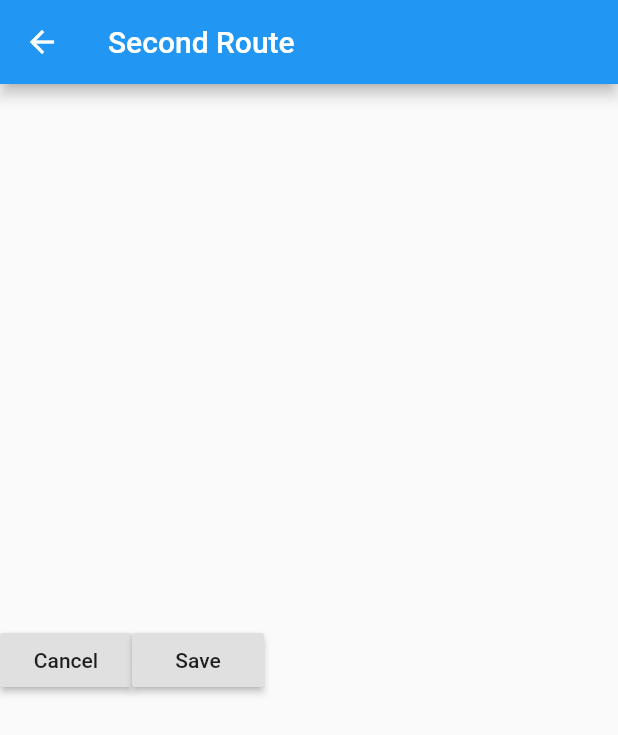
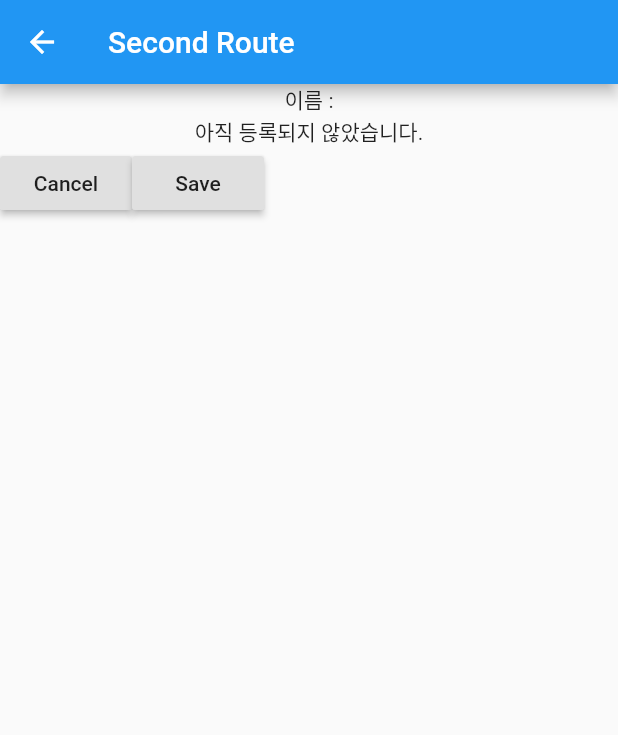
Before and after one commit to ssilb4/password_rule, a Flutter app: the screen it shows after launch, after a tap on the "add" icon, on a phone screen of 412 x 824 dp. Shown: the top 735 px of the screen. Run offline on Flutter 3.47's test engine with Material 2 defaults, Android fonts, the phone set to English and light mode, and no system bars; network calls fail.

Commit message:
Add Detail Screen

```diff
--- a/lib/detail.dart
+++ b/lib/detail.dart
@@ -1,17 +1,111 @@
 import 'package:flutter/widgets.dart';
 import 'package:flutter/material.dart';
+import 'dart:convert' as convert;
+import 'package:http/http.dart' as http;
 
-class Detail extends StatelessWidget {
-  var index = -1;
-  Detail({this.index});
+class Detail extends StatefulWidget {
+  final String keyValue;
+  Detail({@required this.keyValue}) ;
+
+  @override
+  DetailState createState() => DetailState();
+
+}
+
+class DetailState extends State<Detail> {
+
+  var name = "";
+  bool number = false;
+  bool lower = false;
+  bool upper = false;
+  bool special = false;
+  var min = -1;
+  var max = -1;
+  var count = -1;
+  var etc = "";
+
+  void networkGetValue(keyValue) async {
+    try{
+      var url = "http://27.35.61.53:3000/password-rules/" + keyValue; //You should change this url for what you want.
+      var response = await http.get(url);
+      if (response.statusCode == 200) {
+        var result = convert.jsonDecode(convert.utf8.decode(response.bodyBytes));
+        setState((){
+          name = result[0]["name"];
+          number = result[0]["number"];
+          lower = result[0]["lower"];
+          upper = result[0]["upper"];
+          min = result[0]["min"];
+          max = result[0]["max"];
+          count = result[0]["count"];
+          special = result[0]["special"];
+          etc = result[0]["etc"];
+        });
+      } else {
+        print("Request failed with status: ${response.statusCode}.");
+      }
+    } catch(exception){
+      print(exception);
+    }
+  }
+
+  Object boolToString(boolValue){
+    if(boolValue == true){
+      return "허용";
+    } else{
+      return "불가";
+    }
+  }
+
+  String makeSentence(keyValue){
+    var returnValue = '';
+    if(keyValue == null){
+      return '아직 등록되지 않았습니다.';
+    } else{
+      if(number == true){
+        returnValue += '숫자, ';
+      }
+      if(lower == true){
+        returnValue += '영문(소), ';
+      }
+      if(upper == true){
+        returnValue += '영문(대), ';
+      }
+      if(special == true){
+        returnValue += '특수문자, ';
+      }
+      if(count != null && count > 0){
+        returnValue = returnValue.substring(0,returnValue.length-2);
+        returnValue += '중에서 ' + count.toString() + '개를 포함하여야 합니다.';
+      }
+      if(min != null && min > 0){
+        returnValue += '길이는 ' + min.toString() + '이상 ' ;
+      }
+      if(max != null && max > 0){
+        returnValue += max.toString() + '이하입니다.' ;
+      }
+    }
+    return returnValue;
+  }
 
   Widget build(BuildContext context) {
+    if(widget.keyValue != null){
+      networkGetValue(widget.keyValue);
+    }
     return Scaffold(
       appBar: AppBar(
         title: Text("Second Route"),
       ),
       body: Center(
-        child: Row(
+        child: Column(
+          children: [
+            Text(
+              '이름 :' + name
+            ),
+            Text(
+              makeSentence(widget.keyValue)
+            ),
+            Row(
               children: [
               RaisedButton(
                 onPressed: () {
@@ -27,6 +121,8 @@ class Detail extends StatelessWidget {
                 child: Text('Save'),
               ),],
             ),
+          ],
+        ),
       ),
     );
   }
--- a/lib/main.dart
+++ b/lib/main.dart
@@ -47,6 +47,7 @@ class MyHomePage extends StatefulWidget {
 
   final String title;
 
+
   @override
   _MyHomePageState createState() => _MyHomePageState();
 }
@@ -66,7 +67,7 @@ class _MyHomePageState extends State<MyHomePage> {
         entryItems.clear();
         jsonResponse.forEach((data){
           entryItems.add(data['name']);
-          print(data['name']);
+          //print(data['name']);
         });
         setState(() {
           items.clear();
@@ -119,7 +120,7 @@ class _MyHomePageState extends State<MyHomePage> {
       appBar: AppBar(
         // Here we take the value from the MyHomePage object that was created by
         // the App.build method, and use it to set our appbar title.
-        title: Text(widget.title),
+        title: Text('widget.title'),
       ),
       body: Column(
         children: [
@@ -138,13 +139,13 @@ class _MyHomePageState extends State<MyHomePage> {
           Expanded(
             child: ListView.builder(
               itemCount: items.length,
-              itemBuilder: (context,index){
+              itemBuilder: (context, index){
                 return ListTile(
                   title: Text('${items[index]}'),
                   onTap: () {
                     Navigator.push(
                       context,
-                      MaterialPageRoute(builder: (context) => Detail(index: index)),
+                      MaterialPageRoute(builder: (context) => Detail(keyValue: items[index])),
                     );
                   },
                 );
@@ -157,7 +158,7 @@ class _MyHomePageState extends State<MyHomePage> {
         onPressed: () {
             Navigator.push(
               context,
-              MaterialPageRoute(builder: (context) => Detail()),
+              MaterialPageRoute(builder: (context) => Detail(keyValue: null)),
             );
         },
         tooltip: 'Increment',
```
Also changed, not shown: 2 other files. Lines whose indentation alone changed are shown as unchanged.
